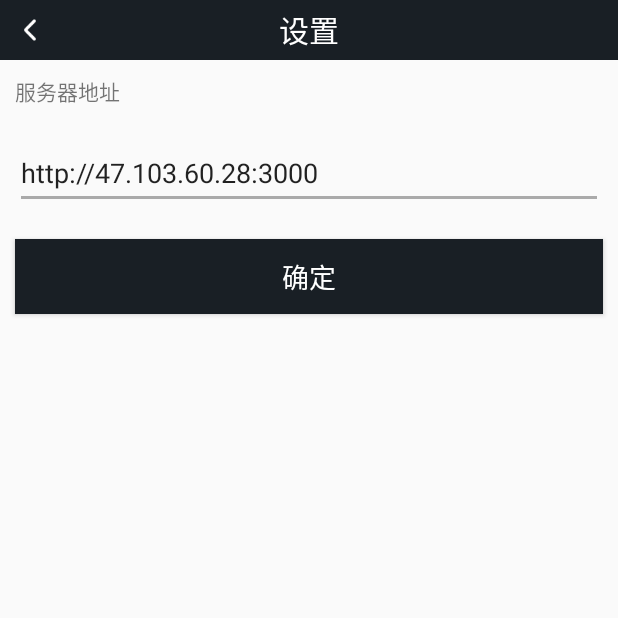
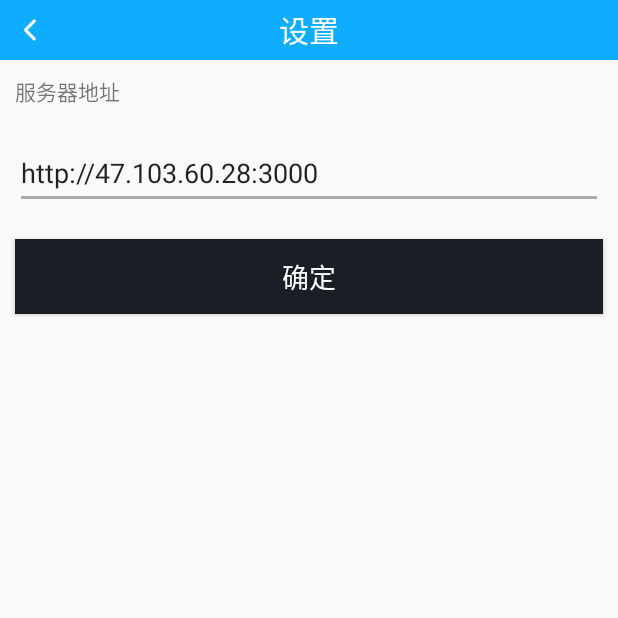
Before and after one commit to 727226831/Lingdong-android, an Android app: the screen it shows after launch (PortActivity), after a tap on "设置", on a phone screen of 412 x 824 dp, the top half of it. Run offline under Robolectric (Android 15) with nearby library versions, the phone set to English and light mode, and no system bars; libraries missing offline, so code that uses them is left out: com.igexin.sdk, com.tencent.bugly; 3 statements that could not run were skipped.

Commit message:
bug fixed

```diff
--- a/build.gradle
+++ b/build.gradle
@@ -16,10 +16,9 @@ android {
         }
 
         applicationId "com.example.storescontrol.hlqc"
-        minSdkVersion 14
+        minSdkVersion 19
         targetSdkVersion 28
         versionCode 1
-        //ar 1.0.9  hlqc 1.1.2 wkf1.1.2 LD1.0.9
         versionName "1.0.9"
         testInstrumentationRunner "android.support.test.runner.AndroidJUnitRunner"
         manifestPlaceholders = [
--- a/src/main/AndroidManifest.xml
+++ b/src/main/AndroidManifest.xml
@@ -14,7 +14,9 @@
         android:screenOrientation="portrait"
         android:supportsRtl="true"
         android:theme="@style/AppTheme.NoActionBar">
-        <activity android:name=".view.task.TaskListActivity"></activity>
+        <activity android:name=".view.task.TaskListActivity"
+            android:windowSoftInputMode="stateAlwaysHidden|adjustPan"
+            ></activity>
         <activity android:name=".view.task.TaskActivity" /> <!-- 配置APP ID -->
         <activity
             android:name="com.tencent.bugly.beta.ui.BetaActivity"
--- a/src/main/java/com/example/storescontrol/view/LoginActivity.java
+++ b/src/main/java/com/example/storescontrol/view/LoginActivity.java
@@ -44,8 +44,7 @@ public class LoginActivity extends BaseActivity {
         super.onCreate(savedInstanceState);
        activityLoginBinding=DataBindingUtil.setContentView(this,R.layout.activity_login);
 
-        titleTv=activityLoginBinding.getRoot().findViewById(R.id.tv_title);
-        titleTv.setText(getResources().getText(R.string.app_name));
+
         SharedPreferences sharedPreferences = getSharedPreferences("sp", Context.MODE_PRIVATE);
 
         activityLoginBinding.cbRemember.setChecked(sharedPreferences.getBoolean("isChecked",true));
--- a/src/main/java/com/example/storescontrol/view/task/TaskListActivity.java
+++ b/src/main/java/com/example/storescontrol/view/task/TaskListActivity.java
@@ -216,7 +216,7 @@ public class TaskListActivity extends BaseActivity {
         @Override
         public void onBindViewHolder(@NonNull final FunctionAdapter.VH vh, final int i) {
 
-            vh.textViewtag.setText(i+1+"");
+
 
             vh.textViewS_QuotationID.setText(mDatas.get(i).getS_QuotationID());
             vh.textViewS_RegisterDate.setText("时间："+mDatas.get(i).getS_RegisterDate());
@@ -230,6 +230,7 @@ public class TaskListActivity extends BaseActivity {
 
             if(sharedPreferences.getBoolean(mDatas.get(i).getS_QuotationID(),false)){
                 vh.imageViewTag.setVisibility(View.GONE);
+                vh.textViewtag.setVisibility(View.GONE);
             }else {
 
                 vh.imageViewTag.setVisibility(View.VISIBLE);
@@ -278,7 +279,7 @@ public class TaskListActivity extends BaseActivity {
             public VH(@NonNull View itemView) {
                 super(itemView);
                 linearLayout=itemView.findViewById(R.id.l_input);
-                textViewtag=itemView.findViewById(R.id.tv_number);
+                textViewtag=itemView.findViewById(R.id.tv_tag);
                 textViewS_QuotationID=itemView.findViewById(R.id.tv_S_QuotationID);
                 textViewR_RecordCompany=itemView.findViewById(R.id.tv_R_RecordCompany);
                 textViewS_InvName=itemView.findViewById(R.id.tv_S_InvName);
--- a/src/main/res/layout/activity_production_list.xml
+++ b/src/main/res/layout/activity_production_list.xml
@@ -11,6 +11,8 @@
         layout="@layout/layout_title"/>
 
     <android.support.design.widget.TabLayout
+        app:tabSelectedTextColor="@color/blue"
+        app:tabIndicatorColor="@color/blue"
         android:id="@+id/tl_title"
         android:layout_width="match_parent"
         android:layout_height="wrap_content"
--- a/src/main/res/layout/layout_title.xml
+++ b/src/main/res/layout/layout_title.xml
@@ -1,6 +1,6 @@
 <?xml version="1.0" encoding="utf-8"?>
 <RelativeLayout
-    android:background="@color/black"
+    android:background="@color/blue"
     xmlns:android="http://schemas.android.com/apk/res/android" android:layout_width="match_parent"
     android:layout_height="40dp">
 <ImageButton
@@ -19,4 +19,24 @@
     android:text="title"
     android:layout_width="wrap_content"
     android:layout_height="wrap_content" />
+    <TextView
+        android:visibility="gone"
+        android:layout_marginRight="10dp"
+        android:textSize="18sp"
+        android:textColor="@android:color/white"
+        android:id="@+id/tv_exit"
+        android:layout_alignParentRight="true"
+        android:layout_centerVertical="true"
+        android:text="退出"
+        android:layout_width="wrap_content"
+        android:layout_height="wrap_content" />
+    <Button
+        android:visibility="gone"
+        android:id="@+id/b_button"
+        android:layout_marginRight="10dp"
+        android:layout_centerVertical="true"
+        android:background="@mipmap/search"
+        android:layout_alignParentRight="true"
+        android:layout_width="20dp"
+        android:layout_height="20dp"/>
 </RelativeLayout>
--- a/src/main/res/values/styles.xml
+++ b/src/main/res/values/styles.xml
@@ -10,6 +10,11 @@
     </style>
     <style name="line">
         <item name="android:background">@android:color/darker_gray</item>
+        <item name="android:layout_width">match_parent</item>
+        <item name="android:layout_height">1dp</item>
+    </style>
+    <style name="line_white">
+        <item name="android:background">@android:color/white</item>
         <item name="android:layout_width">match_parent</item>
         <item name="android:layout_height">1dp</item>
     </style>
```
Also changed, not shown: src/main/java/com/example/storescontrol/view/IndexActivity.java (+9 -3 lines), src/main/res/layout/activity_index.xml (+7 -13 lines), src/main/res/layout/activity_login.xml (+16 -24 lines), src/main/res/layout/item_task.xml (+28 -25 lines), src/main/res/mipmap-xhdpi/bg.png (added), src/main/res/mipmap-xhdpi/ic_password.png, src/main/res/mipmap-xhdpi/logo.png (added), src/main/res/mipmap-xhdpi/search.png (added), src/main/res/mipmap-xhdpi/task.png (added), src/main/res/mipmap-xhdpi/user.png (added).
